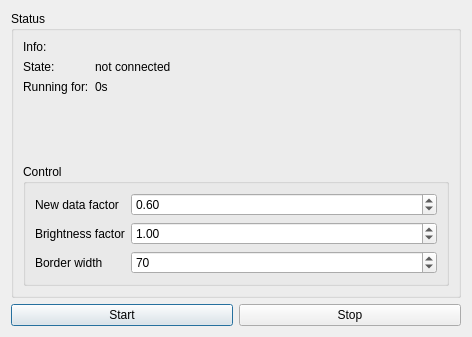
Before: the Qt Designer form ambilight-gui/controldialog.ui in enra64/PalliLux, drawn with Qt 5.
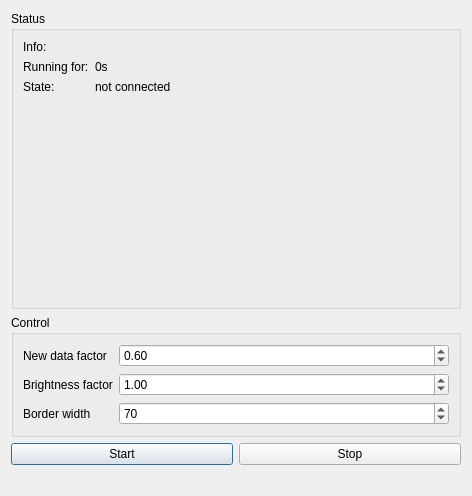
After: the same form once the commit is applied.

```diff
--- a/ambilight-gui/controldialog.ui
+++ b/ambilight-gui/controldialog.ui
@@ -7,11 +7,11 @@
     <x>0</x>
     <y>0</y>
     <width>472</width>
-    <height>337</height>
+    <height>496</height>
    </rect>
   </property>
   <property name="sizePolicy">
-   <sizepolicy hsizetype="Preferred" vsizetype="Preferred">
+   <sizepolicy hsizetype="Preferred" vsizetype="Minimum">
     <horstretch>0</horstretch>
     <verstretch>0</verstretch>
    </sizepolicy>
@@ -19,9 +19,9 @@
   <property name="windowTitle">
    <string>Control</string>
   </property>
-  <layout class="QVBoxLayout" name="verticalLayout">
+  <layout class="QVBoxLayout" name="mainLayout">
    <item>
-    <widget class="QGroupBox" name="stateLayout">
+    <widget class="QGroupBox" name="statusBox">
      <property name="sizePolicy">
       <sizepolicy hsizetype="Preferred" vsizetype="Expanding">
        <horstretch>0</horstretch>
@@ -31,55 +31,54 @@
      <property name="title">
       <string>Status</string>
      </property>
-     <layout class="QVBoxLayout" name="verticalLayout_2">
-      <item>
-       <layout class="QFormLayout" name="formLayout_2">
-        <item row="1" column="0">
+     <layout class="QFormLayout" name="formLayout_3">
+      <item row="0" column="0">
          <widget class="QLabel" name="infoLabel">
           <property name="text">
            <string>Info:</string>
           </property>
          </widget>
         </item>
-        <item row="1" column="1">
+      <item row="0" column="1">
          <widget class="QLabel" name="infoState">
           <property name="text">
            <string/>
           </property>
          </widget>
         </item>
-        <item row="2" column="0">
-         <widget class="QLabel" name="stateLabel">
-          <property name="text">
-           <string>State:</string>
-          </property>
-         </widget>
-        </item>
-        <item row="2" column="1">
-         <widget class="QLabel" name="stateState">
-          <property name="text">
-           <string>not connected</string>
-          </property>
-         </widget>
-        </item>
-        <item row="3" column="0">
+      <item row="1" column="0">
          <widget class="QLabel" name="runningforLabel">
           <property name="text">
            <string>Running for:</string>
           </property>
          </widget>
         </item>
-        <item row="3" column="1">
+      <item row="1" column="1">
          <widget class="QLabel" name="runningforState">
           <property name="text">
            <string>0s</string>
           </property>
          </widget>
         </item>
-       </layout>
+      <item row="2" column="1">
+       <widget class="QLabel" name="stateState">
+        <property name="text">
+         <string>not connected</string>
+        </property>
+       </widget>
+      </item>
+      <item row="2" column="0">
+       <widget class="QLabel" name="stateLabel">
+        <property name="text">
+         <string>State:</string>
+        </property>
+       </widget>
+      </item>
+     </layout>
+    </widget>
       </item>
       <item>
-       <widget class="QGroupBox" name="groupBox">
+    <widget class="QGroupBox" name="controlBox">
         <property name="title">
          <string>Control</string>
         </property>
@@ -138,11 +137,8 @@
         </layout>
        </widget>
       </item>
-     </layout>
-    </widget>
-   </item>
    <item>
-    <layout class="QHBoxLayout" name="buttonLayout">
+    <layout class="QHBoxLayout" name="buttonBox">
      <property name="spacing">
       <number>6</number>
      </property>
@@ -180,6 +176,25 @@
      </item>
     </layout>
    </item>
+   <item>
+    <widget class="QLabel" name="lastLineView">
+     <property name="sizePolicy">
+      <sizepolicy hsizetype="Expanding" vsizetype="Preferred">
+       <horstretch>0</horstretch>
+       <verstretch>0</verstretch>
+      </sizepolicy>
+     </property>
+     <property name="minimumSize">
+      <size>
+       <width>0</width>
+       <height>10</height>
+      </size>
+     </property>
+     <property name="text">
+      <string/>
+     </property>
+    </widget>
+   </item>
   </layout>
  </widget>
  <resources/>
```
Lines whose indentation alone changed are shown as unchanged.
